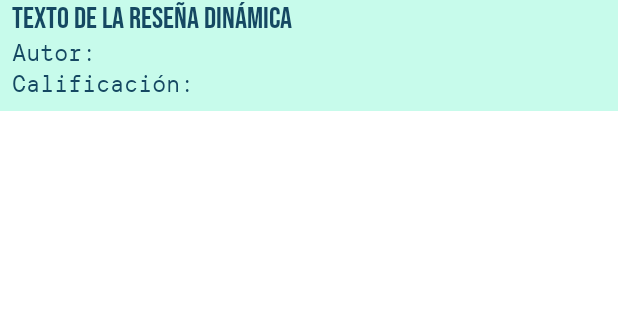
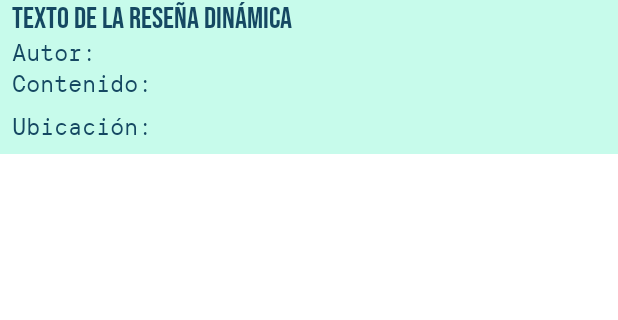
Before and after one commit to chc0/WanderSnap, an Android app: the layout inputresenia.xml on its own in the app's theme, with its tools: preview values and no code run, on a phone screen of 412 x 824 dp, the part 162-482 px from its top. Run offline under Robolectric (Android 15) with nearby library versions, the light colour scheme and no system bars.

Commit message:
actualización

```diff
--- a/app/src/main/java/com/als/wandersnap/ui/home/HomeFragment.java
+++ b/app/src/main/java/com/als/wandersnap/ui/home/HomeFragment.java
@@ -58,11 +58,12 @@ public class HomeFragment extends Fragment {
                                 int cali = (calificacionLong != null) ? calificacionLong.intValue() : 0;
                                 String imageUr = document.getString("imageUrl");
                                 String contenido = document.getString("contenido");
+                                String ubica = document.getString("ubicacion");
 
                                 Log.d("Firestore", "autor: " + autor + ", titulo: " + titulo + ", calificacion: " + cali +
                                         ", imageUrl: " + imageUr + ", contenido: " + contenido);
 
-                                Resena resena = new Resena(autor, cali, contenido, "", imageUr, titulo, "");
+                                Resena resena = new Resena(autor, cali, contenido, "", imageUr, titulo, ubica);
                                 resenas.add(resena);
                             } catch (Exception e) {
                                 Log.e("Firestore", "Error al obtener reseñas", e);
--- a/app/src/main/java/com/als/wandersnap/ui/home/ResenaAdapter.java
+++ b/app/src/main/java/com/als/wandersnap/ui/home/ResenaAdapter.java
@@ -37,12 +37,14 @@ public class ResenaAdapter extends ArrayAdapter<Resena> {
         TextView tvTitulo = itemView.findViewById(R.id.tvTitulo);
         TextView tvAutor = itemView.findViewById(R.id.tvAutor);
         TextView tvCalificacion = itemView.findViewById(R.id.tvCalificacion);
+        TextView tvUbi = itemView.findViewById(R.id.tvUbi);
 
         // Configurar las vistas con los datos de la reseña actual
         // Puedes obtener otros campos de la reseña de manera similar
         tvTitulo.setText(currentResena.getTitulo());
         tvAutor.setText("Autor: " + currentResena.getAutor());
-        tvCalificacion.setText("Calificación: " + String.valueOf(currentResena.getCalificacion()));
+        tvCalificacion.setText("Contenido: " + currentResena.getContenido());
+        tvUbi.setText("Ubicación:"+currentResena.getUbicacion());
 
         // Cargar la imagen usando Glide
         Glide.with(getContext())
--- a/app/src/main/res/layout/inputresenia.xml
+++ b/app/src/main/res/layout/inputresenia.xml
@@ -42,7 +42,17 @@
         android:textSize="16dp"
         android:layout_marginLeft="8dp"
         android:layout_marginBottom="8dp"
-        android:text="Calificación: " />
+        android:text="Contenido: " />
+    <TextView
+        android:id="@+id/tvUbi"
+        android:layout_width="match_parent"
+        android:layout_height="wrap_content"
+        android:textColor="@color/secundario"
+        android:fontFamily="@font/interphasespromono"
+        android:textSize="16dp"
+        android:layout_marginLeft="8dp"
+        android:layout_marginBottom="8dp"
+        android:text="Ubicación: " />
 
     <!-- Agrega más TextViews según sea necesario -->
 
```
